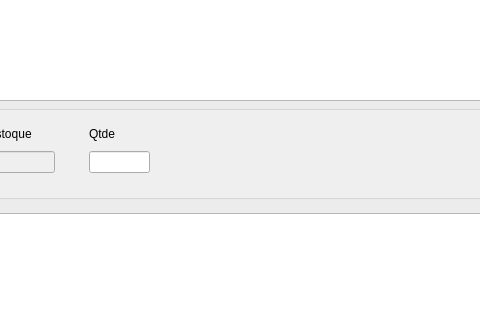
This is frm_novavenda.ui in ustop0/TCC as Qt 5 draws it before an edit; both pictures show x 215 to 695 and y 177 to 497 of the 781 by 669 pixel window. The edited form follows.
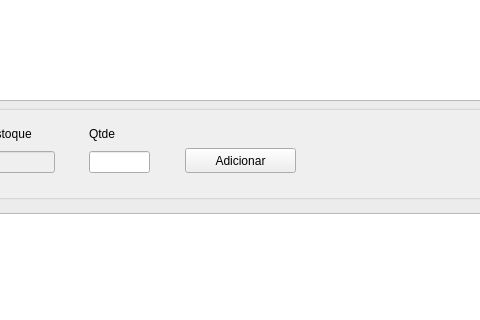
This is the edited form.

Commit message:
Tela de vendas
listando no TW e também filtrando

The edit to the form file:
```diff
--- a/frm_novavenda.ui
+++ b/frm_novavenda.ui
@@ -236,6 +236,19 @@
     </item>
    </layout>
   </widget>
+  <widget class="QPushButton" name="btn_adicionarItem">
+   <property name="geometry">
+    <rect>
+     <x>400</x>
+     <y>325</y>
+     <width>111</width>
+     <height>25</height>
+    </rect>
+   </property>
+   <property name="text">
+    <string>Adicionar</string>
+   </property>
+  </widget>
   <zorder>groupBox_2</zorder>
   <zorder>groupBox</zorder>
   <zorder>tw_listapecas</zorder>
```
Left out of the diff: 7 changed lines with no effect on the pictures. The commit also changes 4 other files.
